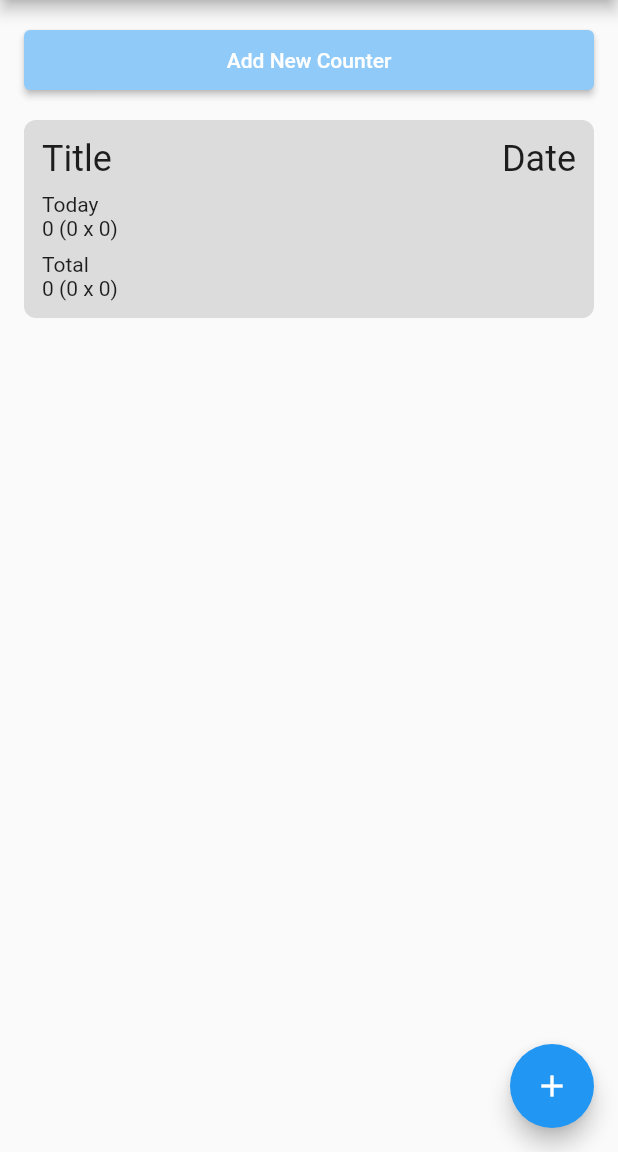
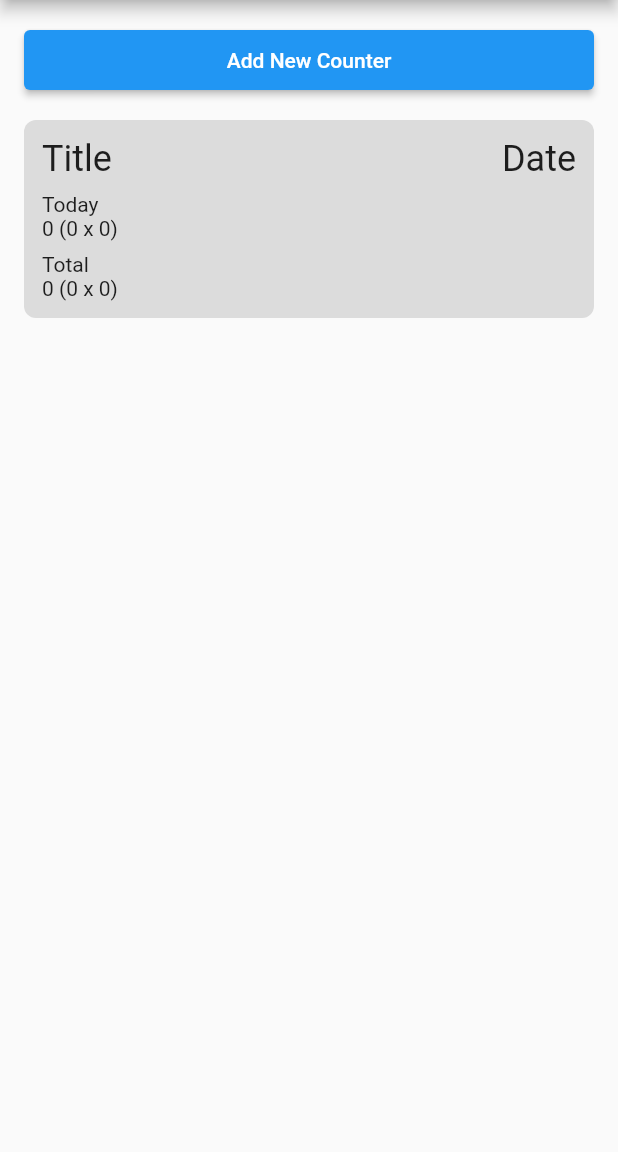
Before and after one commit to schmidt9/Advanced-Mala-Counter, a Flutter app: the screen it shows after launch, after a tap on "Add New Counter", on a phone screen of 412 x 824 dp, the part 84-1236 px from its top. Run offline on Flutter 3.47's test engine with Material 2 defaults, Android fonts, the phone set to English and light mode, and no system bars; our stand-ins replace email_validator, firebase_auth, firebase_core, sqflite; accounts and stored records are empty.

Commit message:
change button color

```diff
--- a/advanced_mala_counter/lib/screens/home_screen.dart
+++ b/advanced_mala_counter/lib/screens/home_screen.dart
@@ -67,7 +67,7 @@ class _HomeScreenState extends State<HomeScreen> {
               ElevatedButton(
                 style: ElevatedButton.styleFrom(
                   backgroundColor:
-                  Theme.of(context).buttonTheme.colorScheme?.background,
+                  Theme.of(context).buttonTheme.colorScheme?.primary,
                   minimumSize: const Size.fromHeight(40),
                 ),
                 onPressed: () {
@@ -88,12 +88,6 @@ class _HomeScreenState extends State<HomeScreen> {
           ),
         ),
       ),
-      floatingActionButton: FloatingActionButton(
-        // TODO: remove
-        onPressed: () {},
-        tooltip: 'Increment',
-        child: const Icon(Icons.add),
-      ),
     );
   }
 }
```
